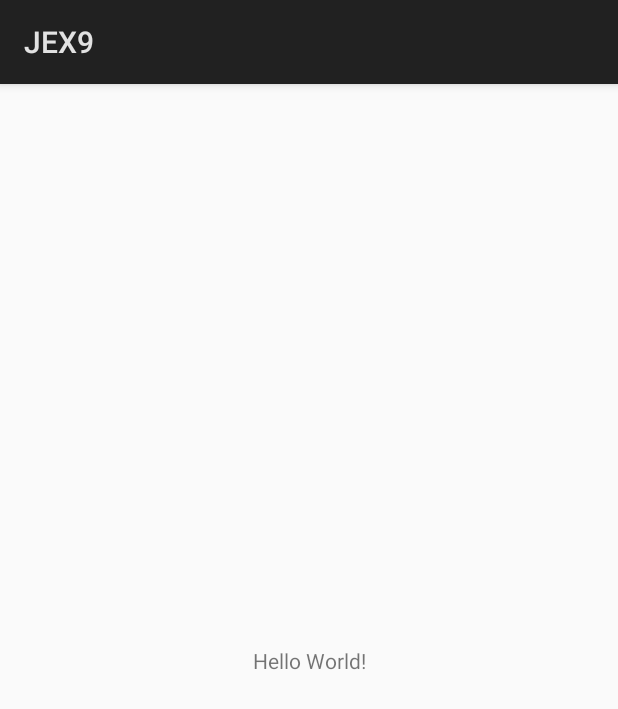
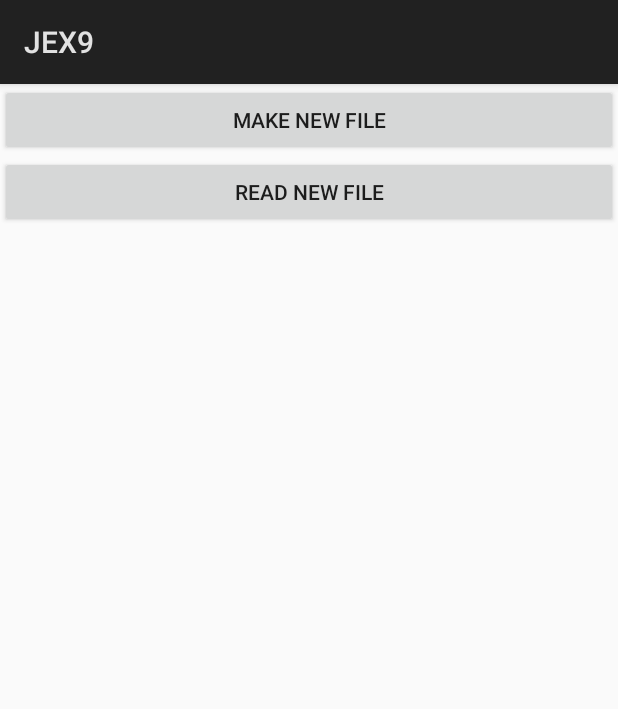
Before and after one commit to stories2/KangnamJavaMobile, an Android app: the screen it shows after launch (MainActivity), on a phone screen of 412 x 824 dp. Shown: the top 709 px of the screen. Run offline under Robolectric (Android 15) with nearby library versions, the phone set to English and light mode, and no system bars.

Commit message:
file i/o sample

```diff
--- a/JEX9/app/src/main/AndroidManifest.xml
+++ b/JEX9/app/src/main/AndroidManifest.xml
@@ -1,6 +1,9 @@
 <?xml version="1.0" encoding="utf-8"?>
 <manifest xmlns:android="http://schemas.android.com/apk/res/android"
     package="com.example.user.jex9">
+
+    <uses-permission android:name="android.permission.READ_EXTERNAL_STORAGE"/>
+    <uses-permission android:name="android.permission.WRITE_EXTERNAL_STORAGE"/>
 
     <application
         android:allowBackup="true"
--- a/JEX9/app/src/main/res/layout/activity_main.xml
+++ b/JEX9/app/src/main/res/layout/activity_main.xml
@@ -1,18 +1,22 @@
 <?xml version="1.0" encoding="utf-8"?>
-<android.support.constraint.ConstraintLayout xmlns:android="http://schemas.android.com/apk/res/android"
-    xmlns:app="http://schemas.android.com/apk/res-auto"
+<LinearLayout xmlns:android="http://schemas.android.com/apk/res/android"
     xmlns:tools="http://schemas.android.com/tools"
     android:layout_width="match_parent"
     android:layout_height="match_parent"
+    android:orientation="vertical"
     tools:context="com.example.user.jex9.MainActivity">
 
-    <TextView
-        android:layout_width="wrap_content"
+    <Button
+        android:layout_width="match_parent"
         android:layout_height="wrap_content"
-        android:text="Hello World!"
-        app:layout_constraintBottom_toBottomOf="parent"
-        app:layout_constraintLeft_toLeftOf="parent"
-        app:layout_constraintRight_toRightOf="parent"
-        app:layout_constraintTop_toTopOf="parent" />
+        android:onClick="BtnOnMakeNewFile"
+        android:text="make new file"
+        />
 
-</android.support.constraint.ConstraintLayout>
+    <Button
+        android:layout_width="match_parent"
+        android:layout_height="wrap_content"
+        android:onClick="BtnOnReadFile"
+        android:text="read new file"
+        />
+</LinearLayout>
```
Also changed, not shown: JEX9/app/src/main/java/com/example/user/jex9/MainActivity.java (+32 -0 lines).
